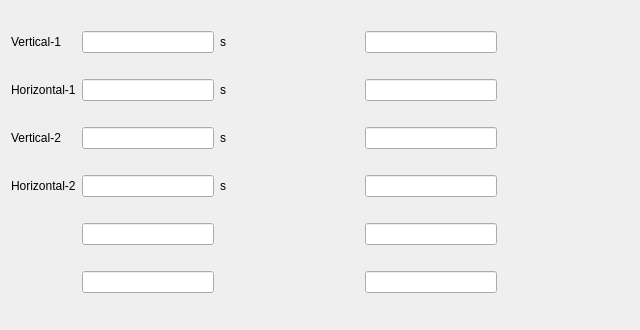
This is hcsettings/ichctimeframe.ui in GaussCheng/2-5AxisPunch as Qt 5 draws it before an edit. The edited form follows.
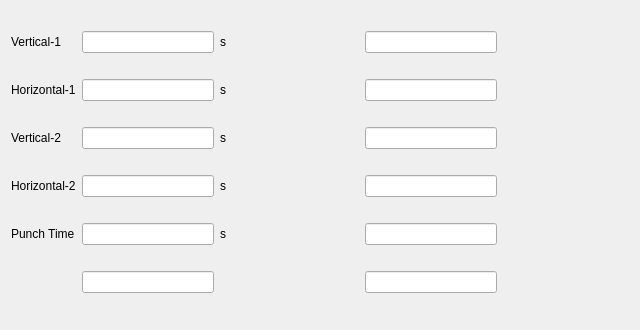
This is the edited form. Custom widgets are drawn as their Qt base class.

```diff
--- a/hcsettings/ichctimeframe.ui
+++ b/hcsettings/ichctimeframe.ui
@@ -138,6 +138,20 @@
    <item row="2" column="1">
     <widget class="ICLineEditWithVirtualNumericKeypad" name="mainArmForwardEdit"/>
    </item>
+   <item row="4" column="2">
+    <widget class="QLabel" name="label_27">
+     <property name="text">
+      <string>s</string>
+     </property>
+    </widget>
+   </item>
+   <item row="4" column="0">
+    <widget class="QLabel" name="label_9">
+     <property name="text">
+      <string>Punch Time</string>
+     </property>
+    </widget>
+   </item>
   </layout>
  </widget>
  <customwidgets>
```
